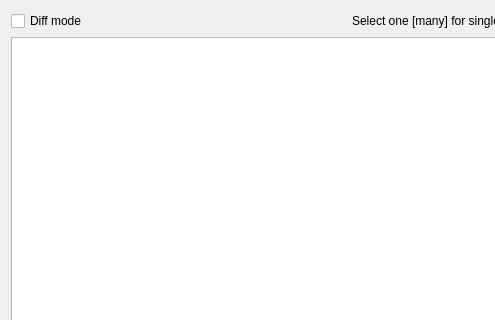
Old version of the form revision_dialog.ui in the repository Oslandia/qgis-versioning; both pictures show x 0 to 495 and y 0 to 320 of the 751 by 418 pixel window.
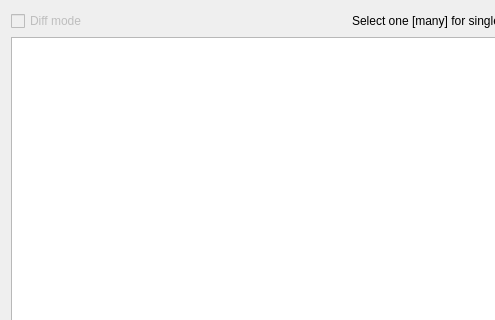
New version of the form.

Commit message: Implementation of diffmode in UI

The edit to the form file:
```diff
--- a/revision_dialog.ui
+++ b/revision_dialog.ui
@@ -26,7 +26,7 @@
    <item row="0" column="0">
     <widget class="QCheckBox" name="diffmode_chk">
      <property name="enabled">
-      <bool>true</bool>
+      <bool>false</bool>
      </property>
      <property name="toolTip">
       <string>Check to go to diff mode for any two revisions</string>
```
Left out of the diff: 10 changed lines with no effect on the pictures. The commit also changes 1 other file.
